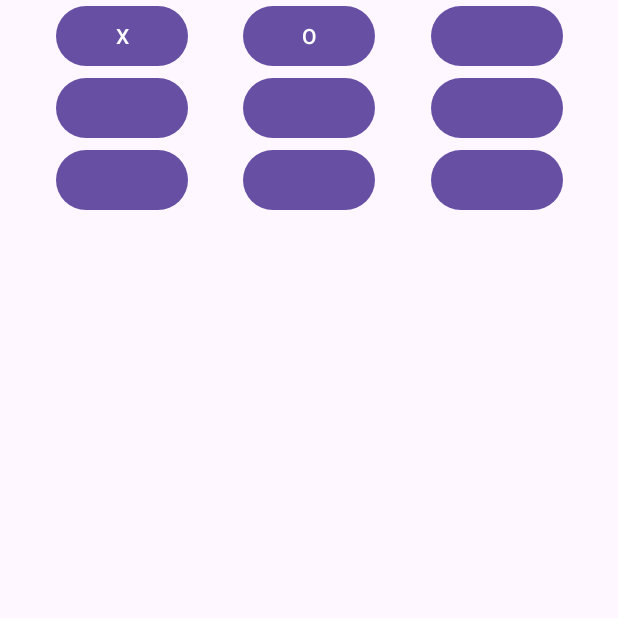
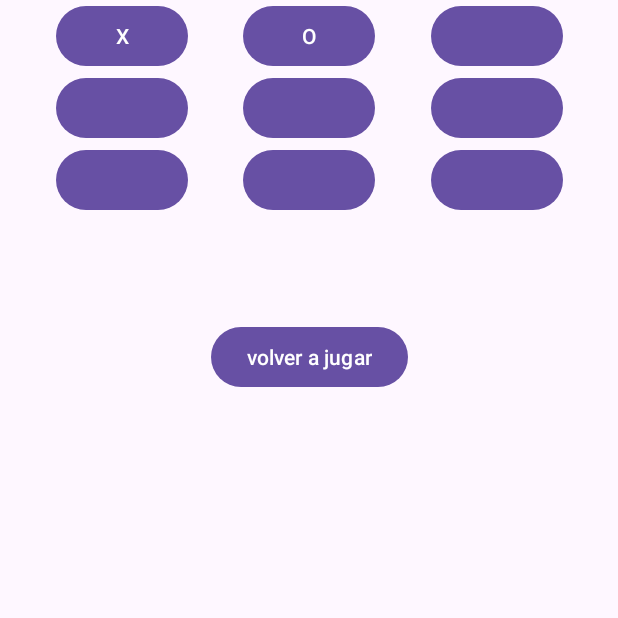
Before and after one commit to uvegithub/DI_T1_Seminario2_Vanesa_Nunez, an Android app: the Actividad_tresenraya screen opened directly, with no data from a screen before it, after a tap on an icon or button, on a phone screen of 412 x 824 dp, the top half of it. Run offline under Robolectric (Android 15) with nearby library versions, the phone set to English and light mode, and no system bars.

Commit message:
actu 2.11.23

```diff
--- a/app/src/main/java/com/example/di_t1_seminario2_vanesa_nunez/Actividad_tresenraya.kt
+++ b/app/src/main/java/com/example/di_t1_seminario2_vanesa_nunez/Actividad_tresenraya.kt
@@ -3,125 +3,216 @@ package com.example.di_t1_seminario2_vanesa_nunez
 import androidx.appcompat.app.AppCompatActivity
 import android.os.Bundle
 import android.widget.Button
+import android.widget.TextView
+import org.w3c.dom.Text
 
 class Actividad_tresenraya : AppCompatActivity() {
+
+    private lateinit var botton1 : Button
+    private lateinit var botton2 : Button
+    private lateinit var botton3 : Button
+    private lateinit var botton4 : Button
+    private lateinit var botton5 : Button
+    private lateinit var botton6 : Button
+    private lateinit var botton7 : Button
+    private lateinit var botton8 : Button
+    private lateinit var botton9 : Button
+
+
+    var boton1: Boolean = false
+    var turno_ma: Boolean = false
+    var boton2: Boolean = false
+    var boton3: Boolean = false
+    var boton4: Boolean = false
+    var boton5: Boolean = false
+    var boton6: Boolean = false
+    var boton7: Boolean = false
+    var boton8: Boolean = false
+    var boton9: Boolean = false
+    var partida_fin: Boolean = false
+    private lateinit var boton_reinicio : Button
+    private lateinit var texto : TextView
     override fun onCreate(savedInstanceState: Bundle?) {
         super.onCreate(savedInstanceState)
         setContentView(R.layout.activity_actividad_tresenraya)
 
-        val botton1 = findViewById<Button>(R.id.button1)
-        var boton1: Boolean = false
-        var turno_ma: Boolean = false
-        val botton2 = findViewById<Button>(R.id.button2)
-        var boton2: Boolean = false
-        val botton3 = findViewById<Button>(R.id.button3)
-        var boton3: Boolean = false
-        val botton4 = findViewById<Button>(R.id.button4)
-        var boton4: Boolean = false
-        val botton5 = findViewById<Button>(R.id.button5)
-        var boton5: Boolean = false
-        val botton6 = findViewById<Button>(R.id.button6)
-        var boton6: Boolean = false
-        val botton7 = findViewById<Button>(R.id.button7)
-        var boton7: Boolean = false
-        val botton8 = findViewById<Button>(R.id.button8)
-        var boton8: Boolean = false
-        val botton9 = findViewById<Button>(R.id.button9)
-        var boton9: Boolean = false
+        botton1 = findViewById<Button>(R.id.button1)
+        botton2 = findViewById<Button>(R.id.button2)
+        botton3 = findViewById<Button>(R.id.button3)
+        botton4 = findViewById<Button>(R.id.button4)
+        botton5 = findViewById<Button>(R.id.button5)
+        botton6 = findViewById<Button>(R.id.button6)
+        botton7 = findViewById<Button>(R.id.button7)
+        botton8 = findViewById<Button>(R.id.button8)
+        botton9 = findViewById<Button>(R.id.button9)
+        boton_reinicio = findViewById<Button>(R.id.button_volver)
+        texto  = findViewById<TextView>(R.id.textView)
 
-        fun turno_maquina(boolean: Boolean) {
-            if (boton1 == false) {
-                botton1.text = "O"
-            } else if (boton2 == false) {
-                botton2.text = "O"
-            } else if (boton3 == false) {
-                botton3.text = "O"
-            } else if (boton4 == false) {
-                botton4.text = "O"
-            } else if (boton5 == false) {
-                botton5.text = "O"
-            } else if (boton6 == false) {
-                botton6.text = "O"
-            } else if (boton7 == false) {
-                botton7.text = "O"
-            } else if (boton8 == false) {
-                botton8.text = "O"
-            } else if (boton9 == false) {
-                botton9.text = "O"
+        botton1.setOnClickListener {
+            if(partida_fin!=true) {
+                if (botton1.text == "") {
+                    botton1.text = "X"
+                    boton1 = true
+                    turno_ma = true
+                    comprobarResultado()
+                    turno_maquina(turno_ma)
                 }
             }
 
-            if (botton1.text == "") {
-                botton1.setOnClickListener {
-                    botton1.text = "X"
-                    boton1 = true
-                    turno_ma = true
-                    turno_maquina(turno_ma)
         }
-            }
+        botton2.setOnClickListener {
+            if(partida_fin!=true) {
                 if (botton2.text == "") {
-                botton2.setOnClickListener {
                     botton2.text = "X"
                     boton2 = true
                     turno_ma = true
-                    turno_maquina(turno_ma)
-                }
-            }
-            if (botton3.text == "") {
-                botton3.setOnClickListener {
-                    botton3.text = "X"
-                    boton3 = true
-                    turno_ma = true
-                    turno_maquina(turno_ma)
-                }
-            }
-            if (botton4.text == "") {
-                botton4.setOnClickListener {
-                    botton4.text = "X"
-                    boton4 = true
-                    turno_ma = true
-                    turno_maquina(turno_ma)
-                }
-            }
-            if (botton5.text == "") {
-                botton5.setOnClickListener {
-                    botton5.text = "X"
-                    boton5 = true
-                    turno_ma = true
-                    turno_maquina(turno_ma)
-                }
-            }
-            if (botton6.text == "") {
-                botton6.setOnClickListener {
-                    botton6.text = "X"
-                    boton6 = true
-                    turno_ma = true
-                    turno_maquina(turno_ma)
-                }
-            }
-            if (botton7.text == "") {
-                botton7.setOnClickListener {
-                    botton7.text = "X"
-                    boton7 = true
-                    turno_ma = true
-                    turno_maquina(turno_ma)
-                }
-            }
-            if (botton8.text == "") {
-                botton8.setOnClickListener {
-                    botton8.text = "X"
-                    boton8 = true
-                    turno_ma = true
-                    turno_maquina(turno_ma)
-                }
-            }
-            if (botton9.text == "") {
-                botton9.setOnClickListener {
-                    botton9.text = "X"
-                    boton9 = true
-                    turno_ma = true
+                    comprobarResultado()
                     turno_maquina(turno_ma)
                 }
             }
         }
+        botton3.setOnClickListener {
+            if (partida_fin != true) {
+                if (botton3.text == "") {
+                    botton3.text = "X"
+                    boton3 = true
+                    turno_ma = true
+                    comprobarResultado()
+                    turno_maquina(turno_ma)
                 }
+            }
+        }
+        botton4.setOnClickListener {
+            if (partida_fin != true) {
+                if (botton4.text == "") {
+                    botton4.text = "X"
+                    boton4 = true
+                    turno_ma = true
+                    comprobarResultado()
+                    turno_maquina(turno_ma)
+                }
+            }
+        }
+        botton5.setOnClickListener {
+            if (partida_fin != true) {
+                if (botton5.text == "") {
+                    botton5.text = "X"
+                    boton5 = true
+                    turno_ma = true
+                    comprobarResultado()
+                    turno_maquina(turno_ma)
+                }
+            }
+        }
+        botton6.setOnClickListener {
+            if (partida_fin != true) {
+                if (botton6.text == "") {
+                    botton6.text = "X"
+                    boton6 = true
+                    turno_ma = true
+                    comprobarResultado()
+                    turno_maquina(turno_ma)
+                }
+            }
+        }
+        botton7.setOnClickListener {
+            if (partida_fin != true) {
+                if (botton7.text == "") {
+                    botton7.text = "X"
+                    boton7 = true
+                    turno_ma = true
+                    comprobarResultado()
+                    turno_maquina(turno_ma)
+                }
+            }
+        }
+        botton8.setOnClickListener {
+            if (partida_fin != true) {
+                if (botton8.text == "") {
+                    botton8.text = "X"
+                    boton8 = true
+                    turno_ma = true
+                    comprobarResultado()
+                    turno_maquina(turno_ma)
+                }
+            }
+        }
+        botton9.setOnClickListener {
+            if (partida_fin != true) {
+                if (botton9.text == "") {
+                    botton9.text = "X"
+                    boton9 = true
+                    turno_ma = true
+                    comprobarResultado()
+                    turno_maquina(turno_ma)
+                }
+            }
+        }
+
+        boton_reinicio.setOnClickListener{
+            recreate()
+        }
+
+        }
+
+
+    fun comprobarResultado(){
+        if (botton1.text == "X" && botton2.text == "X" && botton3.text == "X" || botton4.text == "X" && botton5.text == "X" && botton6.text == "X" || botton7.text == "X" && botton8.text == "X" && botton9.text == "X" ||
+            botton1.text == "X" && botton5.text == "X" && botton9.text == "X" || botton3.text == "X" && botton5.text == "X" && botton7.text == "X" ||
+            botton1.text == "X" && botton4.text == "X" && botton7.text == "X" || botton2.text == "X" && botton5.text == "X" && botton8.text == "X" || botton3.text == "X" && botton6.text == "X" && botton9.text == "X"){
+            texto.text="Has ganado"
+            partida_fin=true
+        }
+        else if (botton1.text == "O" && botton2.text == "O" && botton3.text == "O" || botton4.text == "O" && botton5.text == "O" && botton6.text == "O" || botton7.text == "O" && botton8.text == "O" && botton9.text == "O" ||
+            botton1.text == "O" && botton5.text == "O" && botton9.text == "O" || botton3.text == "O" && botton5.text == "O" && botton7.text == "O" ||
+            botton1.text == "O" && botton4.text == "O" && botton7.text == "O" || botton2.text == "O" && botton5.text == "O" && botton8.text == "O" || botton3.text == "O" && botton6.text == "O" && botton9.text == "O"){
+            println("Has perdido")
+            texto.text="Has perdido"
+            partida_fin=true
+        }
+    }
+
+    fun turno_maquina(boolean: Boolean) {
+        if (partida_fin != true) {
+            if (boton1 == false) {
+                botton1.text = "O"
+                boton1 = true
+                comprobarResultado()
+            } else if (boton2 == false) {
+                botton2.text = "O"
+                boton2 = true
+                comprobarResultado()
+            } else if (boton3 == false) {
+                botton3.text = "O"
+                boton3 = true
+                comprobarResultado()
+            } else if (boton4 == false) {
+                botton4.text = "O"
+                boton4 = true
+                comprobarResultado()
+            } else if (boton5 == false) {
+                botton5.text = "O"
+                boton5 = true
+                comprobarResultado()
+            } else if (boton6 == false) {
+                botton6.text = "O"
+                boton6 = true
+                comprobarResultado()
+            } else if (boton7 == false) {
+                botton7.text = "O"
+                boton7 = true
+                comprobarResultado()
+            } else if (boton8 == false) {
+                botton8.text = "O"
+                boton8 = true
+                comprobarResultado()
+            } else if (boton9 == false) {
+                botton9.text = "O"
+                boton9 = true
+                comprobarResultado()
+            }
+            /*comprobarResultado()*/
+        }
+    }
+
+}
--- a/app/src/main/res/layout/activity_actividad_tresenraya.xml
+++ b/app/src/main/res/layout/activity_actividad_tresenraya.xml
@@ -92,4 +92,25 @@
         app:layout_constraintStart_toEndOf="@id/button8"
         app:layout_constraintEnd_toEndOf="parent"
         />
+
+    <TextView
+        android:layout_width="50dp"
+        android:layout_height="50dp"
+        app:layout_constraintTop_toBottomOf="@id/button9"
+        app:layout_constraintStart_toStartOf="parent"
+        app:layout_constraintEnd_toEndOf="parent"
+        android:layout_marginHorizontal="10dp"
+        android:layout_marginVertical="20dp"
+        android:text=""
+        android:id="@+id/textView"/>
+
+    <Button
+        android:id="@+id/button_volver"
+        android:layout_width="wrap_content"
+        android:layout_height="wrap_content"
+        android:text="volver a jugar"
+        app:layout_constraintTop_toBottomOf="@id/textView"
+        app:layout_constraintStart_toStartOf="parent"
+        app:layout_constraintEnd_toEndOf="parent"
+        />
 </androidx.constraintlayout.widget.ConstraintLayout>
```
Lines whose indentation alone changed are shown as unchanged.
